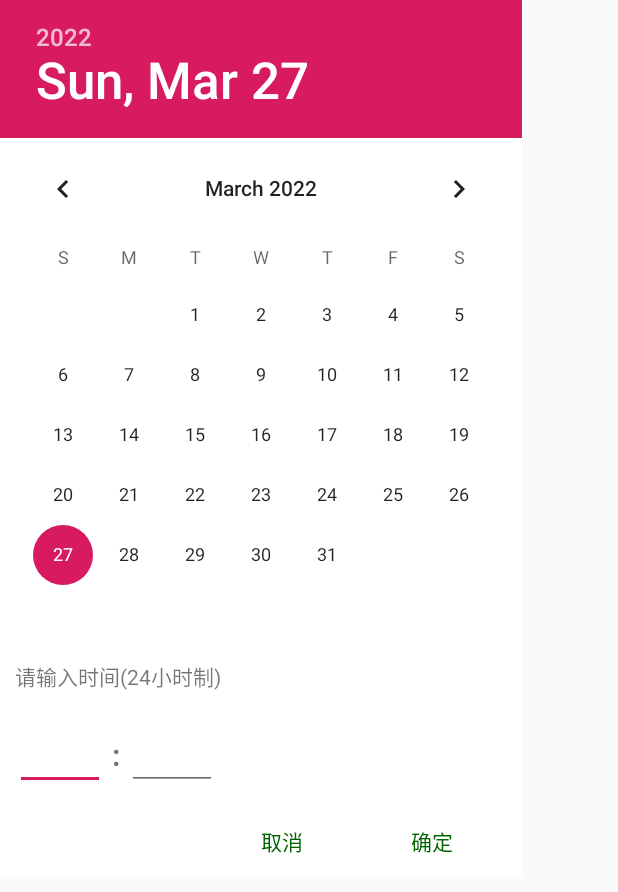
After one commit to BrBeau/KeepAccount, an Android app: the layout dialog_time.xml on its own in the app's theme, with its tools: preview values and no code run, on a phone screen of 412 x 824 dp. The commit adds this screen. Shown: the top 892 px of the screen. Run offline under Robolectric (Android 15) with nearby library versions, the phone set to English and light mode, and no system bars.

Commit message:
#收入支出界面添加备注Dialog和时间dialog

```diff
--- /dev/null
+++ b/app/src/main/java/com/byron/keepaccount/interf/TimeDialogEnsureListener.java
@@ -0,0 +1,5 @@
+package com.byron.keepaccount.interf;
+
+public interface TimeDialogEnsureListener {
+    void onEnsure(String time, int year, int month, int day);
+}
--- /dev/null
+++ b/app/src/main/res/layout/dialog_time.xml
@@ -0,0 +1,62 @@
+<?xml version="1.0" encoding="utf-8"?>
+<LinearLayout xmlns:android="http://schemas.android.com/apk/res/android"
+    android:orientation="vertical" android:layout_width="wrap_content"
+    android:layout_height="wrap_content"
+    android:background="@color/colorWhite">
+    <DatePicker
+        android:id="@+id/dialog_time_dp"
+        android:layout_width="wrap_content"
+        android:layout_height="wrap_content"/>
+
+    <TextView
+        android:layout_width="wrap_content"
+        android:layout_height="wrap_content"
+        android:text="@string/time_dialog_input_time"
+        android:padding="10dp"/>
+    <LinearLayout
+        android:layout_width="wrap_content"
+        android:layout_height="wrap_content"
+        android:orientation="horizontal"
+        android:padding="10dp">
+        <EditText
+            android:id="@+id/dialog_time_et_hour"
+            android:layout_width="60dp"
+            android:layout_height="wrap_content"
+            android:inputType="number"
+            android:maxLength="2"/>
+        <TextView
+            android:layout_width="wrap_content"
+            android:layout_height="wrap_content"
+            android:text=" : "
+            android:textSize="20dp"
+            android:textStyle="bold"/>
+        <EditText
+            android:id="@+id/dialog_time_et_minute"
+            android:layout_width="60dp"
+            android:layout_height="wrap_content"
+            android:inputType="number"
+            android:maxLength="2"/>
+    </LinearLayout>
+    <LinearLayout
+        android:layout_width="wrap_content"
+        android:layout_height="wrap_content"
+        android:layout_gravity="right"
+        android:orientation="horizontal">
+        <Button
+            android:id="@+id/dialog_time_btn_cancel"
+            android:layout_width="80dp"
+            android:layout_height="wrap_content"
+            android:text="@string/time_dialog_cancel"
+            android:textColor="@color/colorGreen"
+            android:background="@null"
+            android:layout_marginRight="20dp"/>
+        <Button
+            android:id="@+id/dialog_time_btn_ensure"
+            android:layout_width="80dp"
+            android:layout_height="wrap_content"
+            android:text="@string/time_dialog_ensure"
+            android:textColor="@color/colorGreen"
+            android:background="@null"
+            android:layout_marginRight="20dp"/>
+    </LinearLayout>
+</LinearLayout>
--- a/app/src/main/res/values/strings.xml
+++ b/app/src/main/res/values/strings.xml
@@ -15,6 +15,10 @@
     <string name="beizhu_dialog_ensure">确定</string>
     <string name="beizhu_dialog_input">请输入...</string>
 
+    <string name="time_dialog_ensure">确定</string>
+    <string name="time_dialog_cancel">取消</string>
+    <string name="time_dialog_input_time">请输入时间(24小时制)</string>
+
 
     <!-- TODO: Remove or change this placeholder text -->
     <string name="hello_blank_fragment">Hello blank fragment</string>
```
Also changed, not shown: app/src/main/java/com/byron/keepaccount/dialog/BeiZhuDialog.java (+85 -6 lines), app/src/main/java/com/byron/keepaccount/dialog/TimeDialog.java (added, +84 -0 lines), app/src/main/java/com/byron/keepaccount/frag_record/BaseRecordFragment.java (+21 -0 lines), app/src/main/java/com/byron/keepaccount/interf/BeiZhuDialogEnsureListener.java (added, +11 -0 lines), 1 other file.
